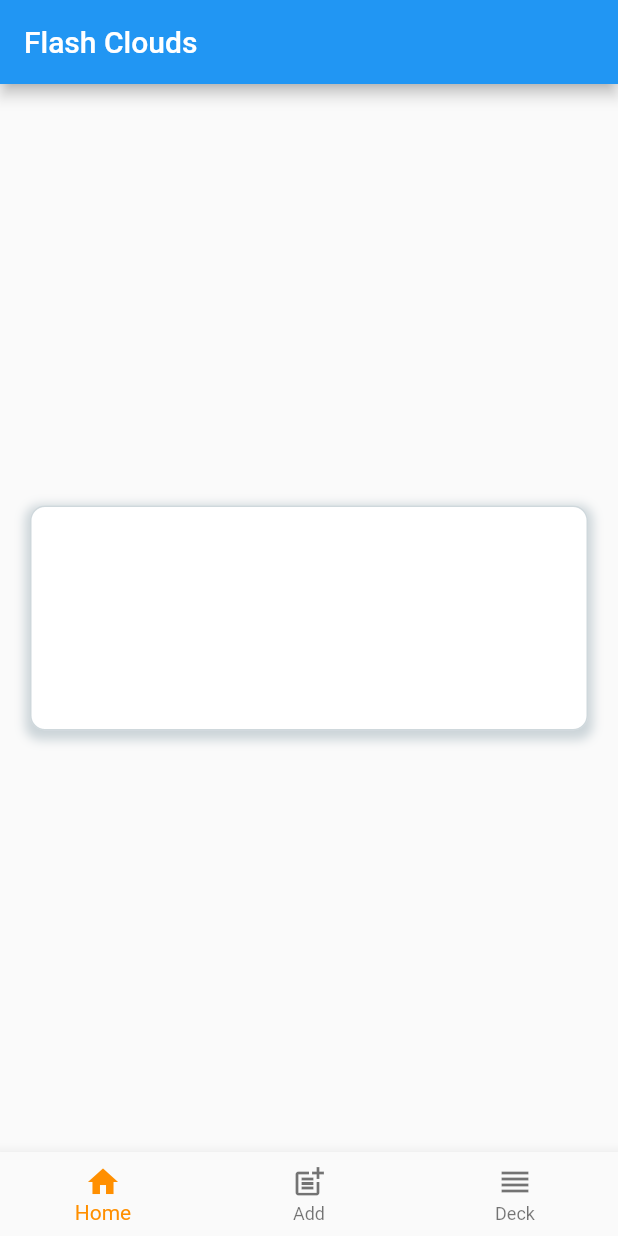
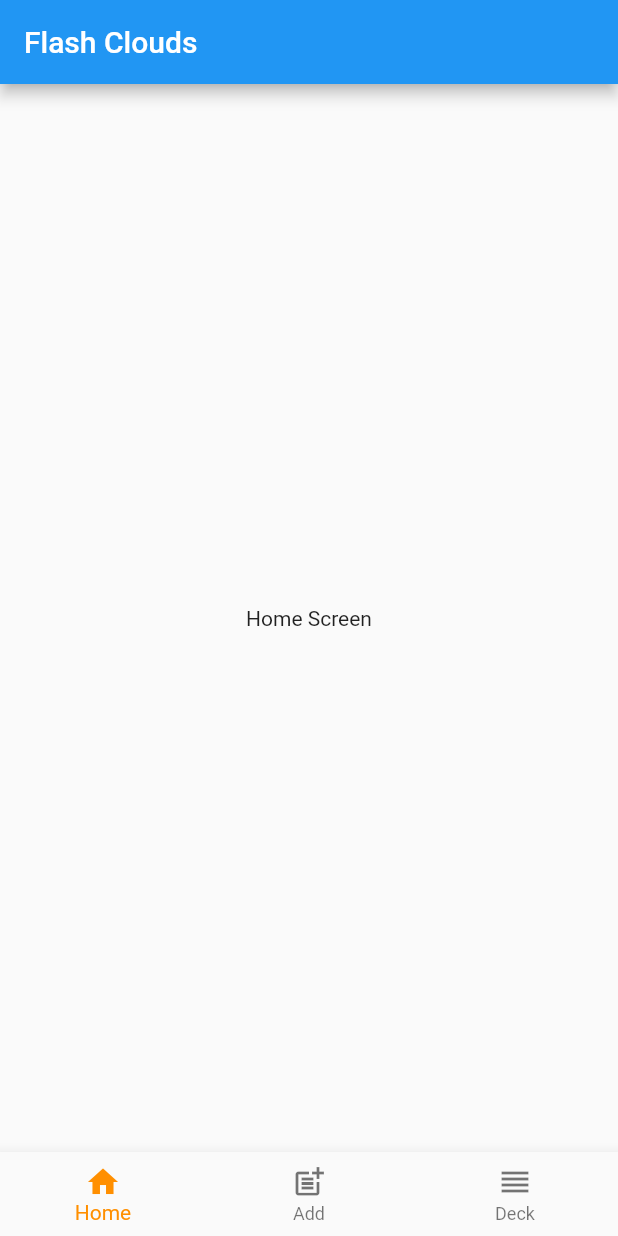
Before and after one commit to BoodynX/flash_clouds_app, a Flutter app: the screen it shows after launch, on a phone screen of 412 x 824 dp. Run offline on Flutter 3.47's test engine with Material 2 defaults, Android fonts, the phone set to English and light mode, and no system bars.

```diff
--- a/lib/main.dart
+++ b/lib/main.dart
@@ -1,4 +1,8 @@
 import 'package:flutter/material.dart';
+
+import 'views/add.dart';
+import 'views/deck.dart';
+import 'views/home.dart';
 
 void main() {
   runApp(const Main());
@@ -13,6 +17,7 @@ class Main extends StatefulWidget {
 
 class _MainState extends State<Main> {
   int _bottomNavState = 0;
+  final List<Widget> _pages = [const Home(), const Add(), const Deck()];
 
   @override
   Widget build(BuildContext context) {
@@ -22,34 +27,7 @@ class _MainState extends State<Main> {
           title: const Text('Flash Clouds'),
         ),
         body: SafeArea(
-          child: Center(
-            child: Row(
-              children: [
-                Expanded(
-                  child: Container(
-                    margin: const EdgeInsets.symmetric(horizontal: 20.0),
-                    height: 150.0,
-                    decoration: BoxDecoration(
-                        color: Colors.white,
-                        border: Border.all(
-                          width: 1.0,
-                          color: Colors.blueGrey.withOpacity(0.3),
-                        ),
-                        borderRadius:
-                            const BorderRadius.all(Radius.circular(10)),
-                        boxShadow: [
-                          BoxShadow(
-                            color: Colors.blueGrey.withOpacity(0.3),
-                            spreadRadius: 3,
-                            blurRadius: 5,
-                            offset: const Offset(0, 3),
-                          )
-                        ]),
-                  ),
-                )
-              ],
-            ),
-          ),
+          child: _pages[_bottomNavState],
         ),
         bottomNavigationBar: BottomNavigationBar(
           items: const <BottomNavigationBarItem>[
--- /dev/null
+++ b/lib/views/home.dart
@@ -0,0 +1,17 @@
+import 'package:flutter/material.dart';
+
+class Home extends StatefulWidget {
+  const Home({Key? key}) : super(key: key);
+
+  @override
+  _HomeState createState() => _HomeState();
+}
+
+class _HomeState extends State<Home> {
+  @override
+  Widget build(BuildContext context) {
+    return const Center(
+      child: Text('Home Screen'),
+    );
+  }
+}
--- a/pubspec.yaml
+++ b/pubspec.yaml
@@ -29,11 +29,8 @@ environment:
 dependencies:
   flutter:
     sdk: flutter
-
-
-  # The following adds the Cupertino Icons font to your application.
-  # Use with the CupertinoIcons class for iOS style icons.
   cupertino_icons: ^1.0.2
+  provider: ^6.0.2
 
 dev_dependencies:
   flutter_test:
```
Also changed, not shown: lib/validators/addValidator.dart (added, +11 -0 lines), lib/views/add.dart (added, +79 -0 lines), lib/views/deck.dart (added, +41 -0 lines), pubspec.lock.
